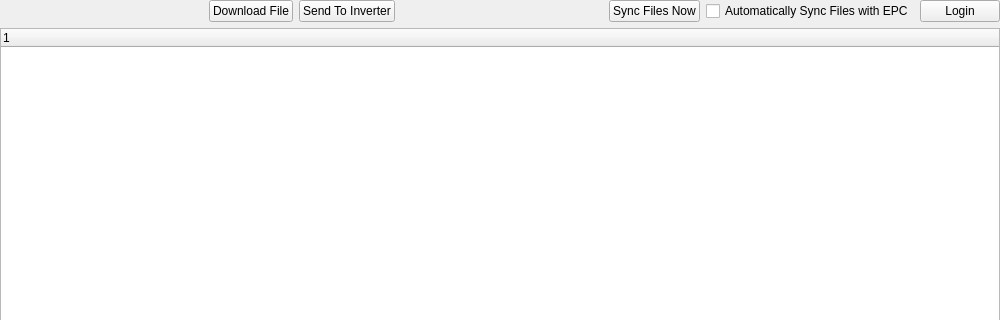
Above: epyqlib/tabs/files/filesview.ui from epcpower/stlib before the change; both pictures show x 0 to 1000 and y 0 to 320 of the 1000 by 600 pixel window. Below: the same form after it.
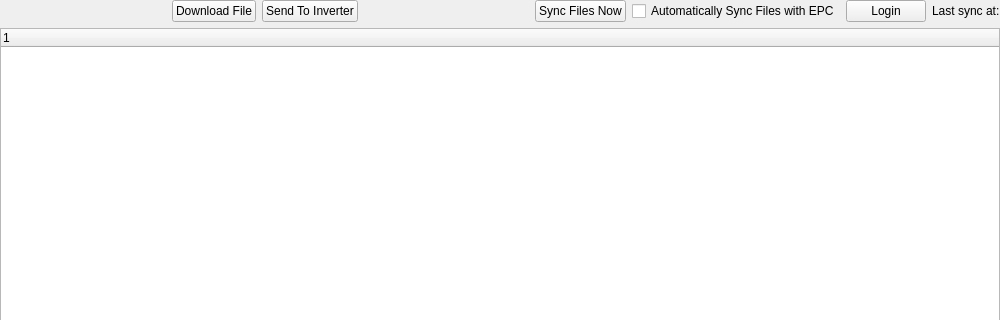
That is the form after the change.

Commit message: Track sync time and don't always fetch files when entering the files tab

```diff
--- a/epyqlib/tabs/files/filesview.ui
+++ b/epyqlib/tabs/files/filesview.ui
@@ -109,6 +109,13 @@
          </property>
         </widget>
        </item>
+       <item>
+        <widget class="QLabel" name="last_sync">
+         <property name="text">
+          <string>Last sync at:</string>
+         </property>
+        </widget>
+       </item>
       </layout>
      </item>
      <item row="1" column="0">
```
The commit also changes 2 other files.
